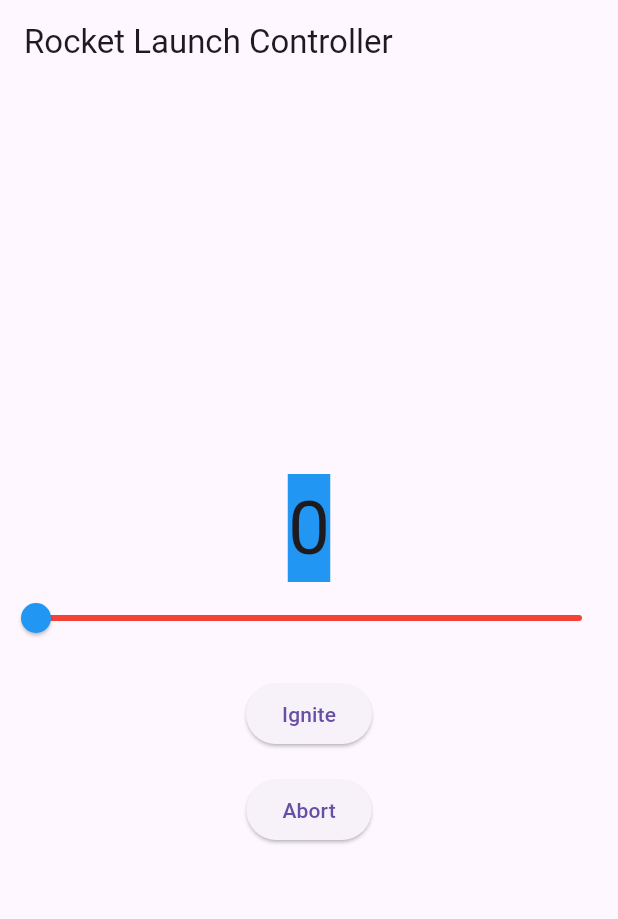
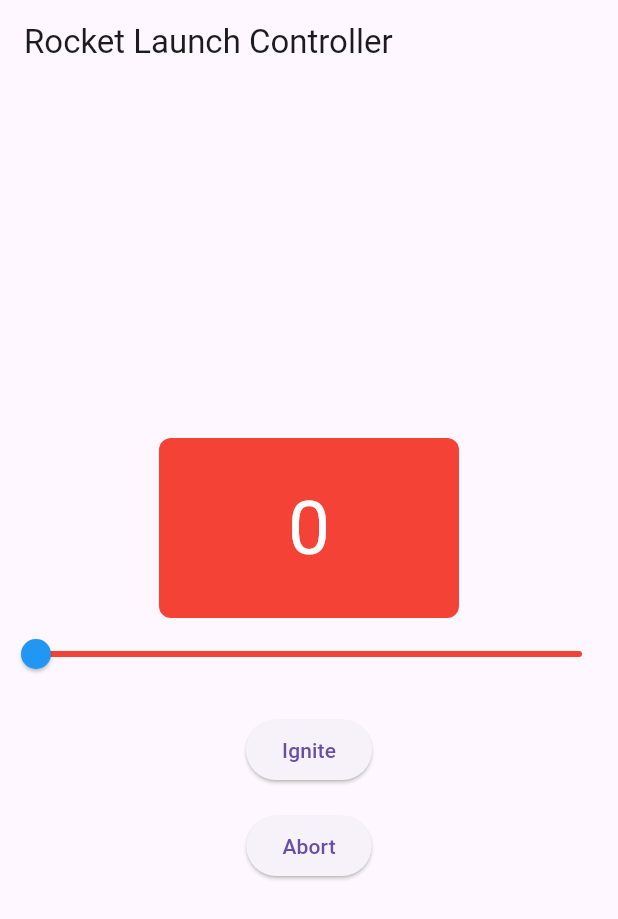
Before and after one commit to NovaAlvrx/stateful_rocket_launch, a Flutter app: the screen it shows after launch, on a phone screen of 412 x 824 dp. Shown: the top 919 px of the screen. Run offline on Flutter 3.47's test engine with Material 3 defaults, Android fonts, the phone set to English and light mode, and no system bars.

Commit message:
Part 3 code

```diff
--- a/lib/main.dart
+++ b/lib/main.dart
@@ -29,6 +29,18 @@ class _CounterWidgetState extends State<CounterWidget> {
   //set counter value
   int _counter = 0;
 
+  // returns the outline color based on the current counter value
+  Color _outlineColor() {
+    if (_counter >= 80) return Colors.green;
+    if (_counter >= 50) return Colors.yellow;
+    return Colors.red;
+  }
+
+  //text color
+  Color _textColor() {
+    return Colors.white;
+  }
+
   @override
   Widget build(BuildContext context) {
     return Scaffold(
@@ -39,13 +51,21 @@ class _CounterWidgetState extends State<CounterWidget> {
       body: Column(
         mainAxisAlignment: MainAxisAlignment.center,
         children: [
+          // Display the current counter value in a box
           Center(
             child: Container(
-              color: Colors.blue,
+              width: 200,
+              height: 120,
+              alignment: Alignment.center,
+              padding: const EdgeInsets.all(16.0),
+              decoration: BoxDecoration(
+                color: _outlineColor(),
+                borderRadius: BorderRadius.circular(8.0),
+              ),
               child: Text(
-                //to displays current number
+                // to display current number
                 '$_counter',
-                style: TextStyle(fontSize: 50.0),
+                style: TextStyle(fontSize: 50.0, color: _textColor()),
               ),
             ),
           ),
```
